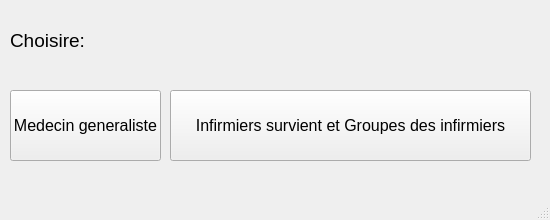
The window that ui/urgence_chose.ui (otmanLAHRECHE/EPSP_Garde_Project) describes before a commit, drawn with Qt 5.
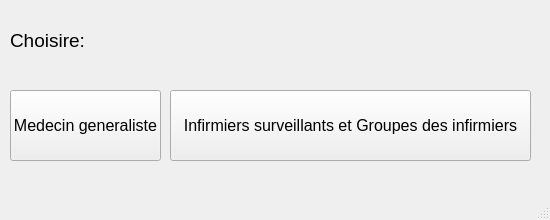
The same window after the commit.

What changed in the file:
```diff
--- a/ui/urgence_chose.ui
+++ b/ui/urgence_chose.ui
@@ -83,7 +83,7 @@
      </font>
     </property>
     <property name="text">
-     <string>Infirmiers survient et Groupes des infirmiers</string>
+     <string>Infirmiers surveillants et Groupes des infirmiers</string>
     </property>
    </widget>
   </widget>
```
